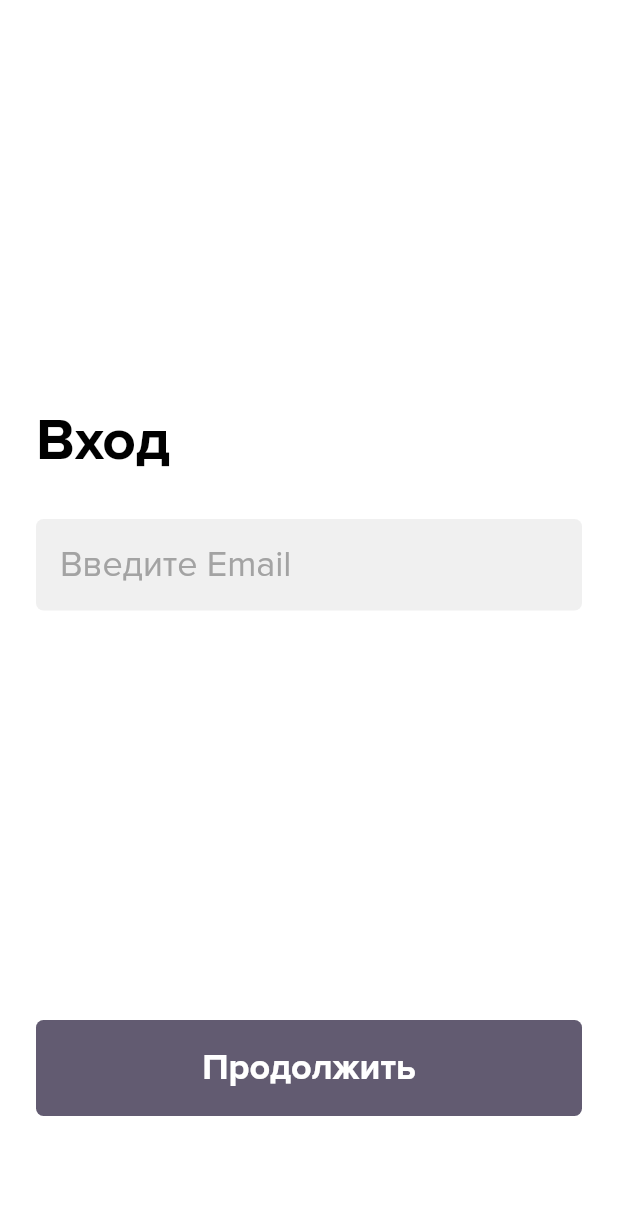
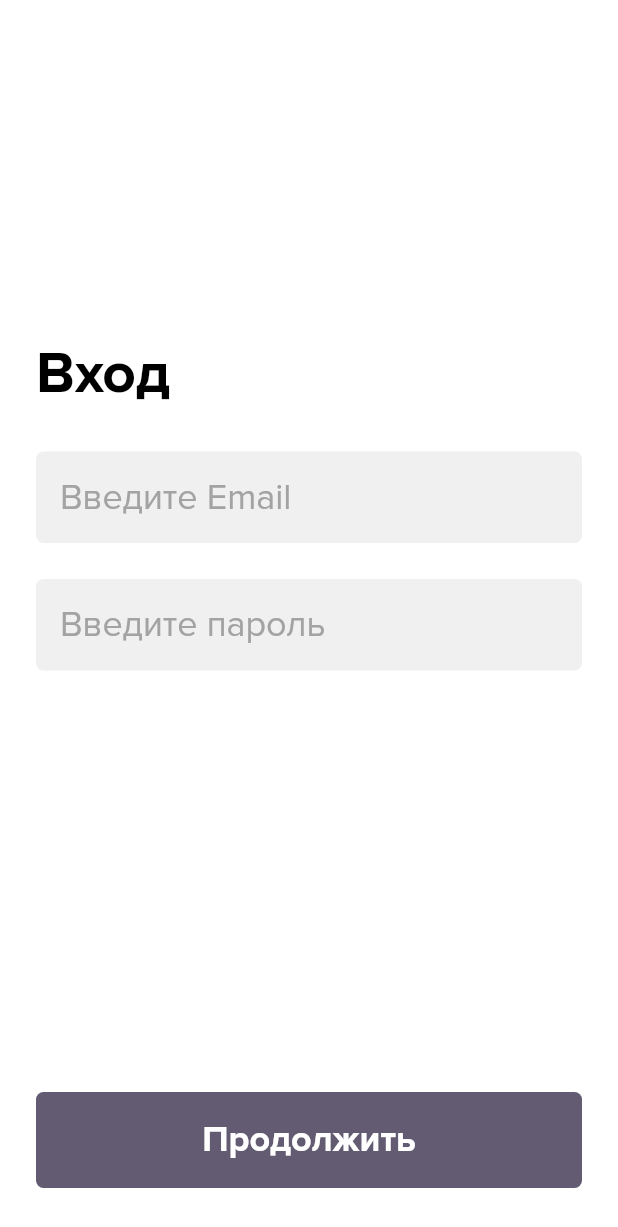
Before and after one commit to YaroslavGamayunov/quiz-app, a Flutter app: the screen it shows after launch, after a tap on "Войти через Email", on a phone screen of 412 x 824 dp. Shown: the top 1227 px of the screen. Run offline on Flutter 3.47's test engine with Material 3 defaults, Android fonts, the phone set to English and light mode, and no system bars; our stand-ins replace email_validator, equatable, flutter_bloc, flutter_svg.

Commit message:
Implement registration flow

```diff
--- /dev/null
+++ b/lib/blocs/login_bloc.dart
@@ -0,0 +1,38 @@
+import 'package:flutter_bloc/flutter_bloc.dart';
+import 'package:pep/blocs/validation_state.dart';
+import 'package:pep/util/validation.dart';
+
+class NeedsRegistration extends Incorrect {
+  NeedsRegistration()
+      : super(errorMessage: 'Пользователя с данным Email не существует');
+}
+
+class IncorrectEmail extends Incorrect {
+  IncorrectEmail() : super(errorMessage: 'Неправильный формат почты');
+}
+
+class LoginBloc extends Cubit<ValidationState> {
+  LoginBloc(ValidationState initialState) : super(initialState);
+
+  validateEmail(String? email) {
+    var result = validateEmailFormat(email);
+    if (result != null) {
+      emit(IncorrectEmail());
+    } else if (isEmailRegistered(email)) {
+      emit(NeedsRegistration());
+    } else {
+      emit(Correct());
+    }
+  }
+
+  validatePassword(String? password) =>
+      _emitValidationResult(validatePasswordFormat(password));
+
+  _emitValidationResult(String? result) {
+    if (result == null) {
+      emit(Correct());
+    } else {
+      emit(Incorrect(errorMessage: result));
+    }
+  }
+}
--- /dev/null
+++ b/lib/blocs/validation_state.dart
@@ -0,0 +1,21 @@
+import 'package:equatable/equatable.dart';
+
+abstract class ValidationState extends Equatable {
+  @override
+  List<Object?> get props => [];
+}
+
+class FormSubmitted extends ValidationState {}
+
+class Correct extends ValidationState {}
+
+class Processing extends ValidationState {}
+
+class Incorrect extends ValidationState {
+  final String errorMessage;
+
+  Incorrect({required this.errorMessage});
+
+  @override
+  List<Object?> get props => [errorMessage];
+}
--- a/lib/constants.dart
+++ b/lib/constants.dart
@@ -1,3 +1,6 @@
 import 'package:flutter/material.dart';
 
 const kSecondaryTextColor = Color(0xffa3a3a3);
+const kInputBackgroundColor = Color(0xfff0f0f0);
+const kPrimaryColor = Color(0xff2079ff);
+const kUnderlineColor = Color(0xffc4c4c4);
--- a/lib/main.dart
+++ b/lib/main.dart
@@ -1,4 +1,5 @@
 import 'package:flutter/material.dart';
+import 'package:pep/constants.dart';
 import 'package:pep/screens/login.dart';
 
 void main() {
@@ -12,18 +13,33 @@ class MyApp extends StatelessWidget {
     return MaterialApp(
       title: 'ПЭП',
       theme: ThemeData(
-        primaryColor: Color(0xff2079ff),
+        primaryColor: kPrimaryColor,
         primarySwatch: Colors.blue,
         backgroundColor: Colors.white,
         scaffoldBackgroundColor: Colors.white,
         appBarTheme: AppBarTheme(elevation: 0, backgroundColor: Colors.white),
         fontFamily: 'ProximaNova',
-
         textTheme: TextTheme(
-          headline1: TextStyle(fontSize: 39, height: 41 / 39, fontWeight: FontWeight.w700, letterSpacing: -0.02),
-          bodyText1: TextStyle(fontSize: 24, height: 29 / 24, fontWeight: FontWeight.w400, letterSpacing: -0.02),
-          bodyText2: TextStyle(fontSize: 14, height: 17 / 14, fontWeight: FontWeight.w400, letterSpacing: -0.02),
-          button: TextStyle(fontSize: 24, height: 29 / 24, fontWeight: FontWeight.w700, letterSpacing: -0.02),
+          headline1: TextStyle(
+              fontSize: 39,
+              height: 41 / 39,
+              fontWeight: FontWeight.w700,
+              letterSpacing: -0.02),
+          bodyText1: TextStyle(
+              fontSize: 24,
+              height: 29 / 24,
+              fontWeight: FontWeight.w400,
+              letterSpacing: -0.02),
+          bodyText2: TextStyle(
+              fontSize: 14,
+              height: 17 / 14,
+              fontWeight: FontWeight.w400,
+              letterSpacing: -0.02),
+          button: TextStyle(
+              fontSize: 24,
+              height: 29 / 24,
+              fontWeight: FontWeight.w700,
+              letterSpacing: -0.02),
         ),
       ),
       home: LoginPage(),
--- a/lib/screens/login.dart
+++ b/lib/screens/login.dart
@@ -1,8 +1,12 @@
 import 'package:flutter/material.dart';
+import 'package:flutter_bloc/flutter_bloc.dart';
 import 'package:flutter_svg/flutter_svg.dart';
+import 'package:pep/blocs/login_bloc.dart';
+import 'package:pep/blocs/validation_state.dart';
 import 'package:pep/constants.dart';
 import 'package:pep/screens/privacy_policy.dart';
-import 'package:pep/screens/login_form.dart';
+import 'package:pep/screens/registration_flow.dart';
+import 'package:pep/screens/registration_forms/login_credentials.dart';
 import 'package:pep/util/widgets.dart';
 
 class LoginPage extends StatefulWidget {
@@ -43,8 +47,8 @@ class _LoginPageState extends State<LoginPage> {
               PepButton(
                 title: "Войти через Email",
                 onTap: () {
-                  Navigator.of(context).push(
-                      MaterialPageRoute(builder: (context) => LoginForm()));
+                  Navigator.of(context).push(MaterialPageRoute(
+                      builder: (context) => LoginCredentialsForm()));
                 },
                 icon: null,
               ),
--- a/lib/screens/login_form.dart
+++ /dev/null
@@ -1,37 +0,0 @@
-import 'package:flutter/material.dart';
-import 'package:pep/util/widgets.dart';
-
-class LoginForm extends StatelessWidget {
-  @override
-  Widget build(BuildContext context) {
-    return Scaffold(
-        body: Container(
-            margin: EdgeInsets.symmetric(horizontal: 24),
-            child: Column(
-                mainAxisAlignment: MainAxisAlignment.center,
-                crossAxisAlignment: CrossAxisAlignment.start,
-                children: [
-                  Spacer(),
-                  Text(
-                    "Вход",
-                    style: Theme.of(context)
-                        .textTheme
-                        .headline1!
-                        .copyWith(color: Colors.black),
-                  ),
-                  SizedBox(height: 32),
-                  PepFormField(
-                    hint: "Введите Email",
-                    validator: (email) {
-                      if (email != "aaa")
-                        return "incorrect email";
-                      else
-                        return null;
-                    },
-                  ),
-                  Spacer(),
-                  PepButton(title: "Продолжить", onTap: () => {}),
-                  SizedBox(height: 80)
-                ])));
-  }
-}
--- /dev/null
+++ b/lib/screens/registration_forms/enter_email_code.dart
@@ -0,0 +1,5 @@
+import 'package:flutter/cupertino.dart';
+
+// class EnterEmailCode extends StatefulWidget {
+//
+// }
--- /dev/null
+++ b/lib/screens/registration_forms/login_credentials.dart
@@ -0,0 +1,107 @@
+import 'package:flutter/material.dart';
+import 'package:flutter_bloc/flutter_bloc.dart';
+import 'package:pep/blocs/login_bloc.dart';
+import 'package:pep/blocs/validation_state.dart';
+import 'package:pep/constants.dart';
+import 'package:pep/util/widgets.dart';
+
+import '../registration_flow.dart';
+
+class LoginCredentialsForm extends StatefulWidget {
+  @override
+  State<StatefulWidget> createState() => LoginState();
+}
+
+class LoginState extends State<LoginCredentialsForm> {
+  LoginBloc _loginBloc = LoginBloc(Incorrect(errorMessage: ''));
+  final TextEditingController _emailController = TextEditingController();
+  final TextEditingController _passwordController = TextEditingController();
+
+  @override
+  void initState() {
+    super.initState();
+
+    _emailController.addListener(() {
+      _loginBloc.validateEmail(_emailController.text);
+    });
+
+    _passwordController.addListener(() {
+      _loginBloc.validatePassword(_passwordController.text);
+    });
+  }
+
+  @override
+  Widget build(BuildContext context) {
+    return Scaffold(
+        body: BlocProvider<LoginBloc>(
+            create: (BuildContext context) => _loginBloc,
+            child: Container(
+                margin: EdgeInsets.symmetric(horizontal: 24),
+                child: BlocBuilder<LoginBloc, ValidationState>(
+                    bloc: _loginBloc,
+                    builder: (context, state) {
+                      return Column(
+                          mainAxisAlignment: MainAxisAlignment.center,
+                          crossAxisAlignment: CrossAxisAlignment.start,
+                          children: [
+                            Spacer(),
+                            Text(
+                              "Вход",
+                              style: Theme.of(context)
+                                  .textTheme
+                                  .headline1!
+                                  .copyWith(color: Colors.black),
+                            ),
+                            SizedBox(height: 32),
+                            PepFormField(
+                              controller: _emailController,
+                              hint: "Введите Email",
+                            ),
+                            Visibility(
+                                visible: (state is! IncorrectEmail &&
+                                    state is! NeedsRegistration),
+                                child: Container(
+                                  margin: EdgeInsets.only(top: 24),
+                                  child: PepFormField(
+                                      controller: _passwordController,
+                                      hint: "Введите пароль",
+                                      obscureText: true),
+                                )),
+                            SizedBox(height: 24),
+                            Text((state is Incorrect ? state.errorMessage : ""),
+                                style: Theme.of(context)
+                                    .textTheme
+                                    .bodyText1!
+                                    .copyWith(color: kPrimaryColor)),
+                            Spacer(),
+                            PepButton(
+                                title: state is NeedsRegistration
+                                    ? "Зарегистрироваться"
+                                    : "Продолжить",
+                                onTap: () => {
+                                      if (state is NeedsRegistration)
+                                        {
+                                          Navigator.of(context)
+                                              .pushAndRemoveUntil(
+                                                  MaterialPageRoute(
+                                                      builder: (context) =>
+                                                          RegistrationFlowPage()),
+                                                  (route) => false)
+                                        }
+                                      else
+                                        {
+                                          // TODO: Log in
+                                        }
+                                    }),
+                            SizedBox(height: 32)
+                          ]);
+                    }))));
+  }
+
+  @override
+  void dispose() {
+    _passwordController.dispose();
+    _emailController.dispose();
+    super.dispose();
+  }
+}
--- a/lib/util/widgets.dart
+++ b/lib/util/widgets.dart
@@ -12,7 +12,9 @@ class PepButton extends StatelessWidget {
 
   @override
   Widget build(BuildContext context) {
-    Color buttonColor = color == null ? Theme.of(context).accentColor : color!;
+    Color buttonColor = color == null ? Theme
+        .of(context)
+        .accentColor : color!;
     return Material(
         color: buttonColor,
         borderRadius: BorderRadius.circular(5),
@@ -30,14 +32,15 @@ class PepButton extends StatelessWidget {
                 children: [
                   icon != null
                       ? Row(
-                          children: [
-                            icon!,
-                            SizedBox(width: 10),
-                          ],
-                        )
+                    children: [
+                      icon!,
+                      SizedBox(width: 10),
+                    ],
+                  )
                       : SizedBox.shrink(),
                   Text(title,
-                      style: Theme.of(context)
+                      style: Theme
+                          .of(context)
                           .textTheme
                           .button!
                           .copyWith(color: Colors.white))
@@ -49,18 +52,29 @@ class PepButton extends StatelessWidget {
 
 class PepFormField extends StatelessWidget {
   final String hint;
-  final FormFieldValidator<String> validator;
+  final FormFieldValidator<String>? validator;
+  final FormFieldSetter<String>? onSaved;
+  final TextEditingController? controller;
+  final bool obscureText;
 
-  PepFormField({Key? key, this.hint = "", required this.validator})
+  PepFormField({Key? key,
+    this.hint = "",
+    this.validator,
+    this.controller,
+    this.onSaved,
+    this.obscureText = false})
       : super(key: key);
 
   @override
   Widget build(BuildContext context) {
     return Container(
       decoration: BoxDecoration(
-          color: Color(0xfff0f0f0), borderRadius: BorderRadius.circular(5)),
+          color: kInputBackgroundColor, borderRadius: BorderRadius.circular(5)),
       child: TextFormField(
+          controller: controller,
           validator: validator,
+          obscureText: obscureText,
+          onSaved: onSaved,
           decoration: InputDecoration(
               border: InputBorder.none,
               focusedBorder: InputBorder.none,
@@ -68,12 +82,16 @@ class PepFormField extends StatelessWidget {
               errorBorder: InputBorder.none,
               disabledBorder: InputBorder.none,
               hintText: hint,
-              hintStyle: Theme.of(context)
+              hintStyle: Theme
+                  .of(context)
                   .textTheme
                   .bodyText1!
                   .copyWith(color: kSecondaryTextColor),
               contentPadding: EdgeInsets.all(16)),
-          style: Theme.of(context).textTheme.bodyText1!),
+          style: Theme
+              .of(context)
+              .textTheme
+              .bodyText1!),
     );
   }
 }
--- a/pubspec.yaml
+++ b/pubspec.yaml
@@ -24,6 +24,9 @@ dependencies:
   flutter:
     sdk: flutter
   flutter_svg: ^0.22.0
+  email_validator: ^2.0.1
+  flutter_bloc: ^7.0.0
+  equatable: ^2.0.2
 
 
   # The following adds the Cupertino Icons font to your application.
```
Also changed, not shown: lib/blocs/registration_bloc.dart (added, +65 -0 lines), lib/blocs/registration_events.dart (added, +21 -0 lines), lib/screens/home.dart (added, +9 -0 lines), lib/screens/privacy_policy.dart (+10 -10 lines), lib/screens/registration_flow.dart (added, +117 -0 lines), lib/screens/registration_forms/email_code_sent.dart (added, +46 -0 lines), lib/screens/registration_forms/name.dart (added, +21 -0 lines), lib/screens/registration_forms/registration_credentials.dart (added, +109 -0 lines), lib/util/validation.dart (added, +31 -0 lines), pubspec.lock.
